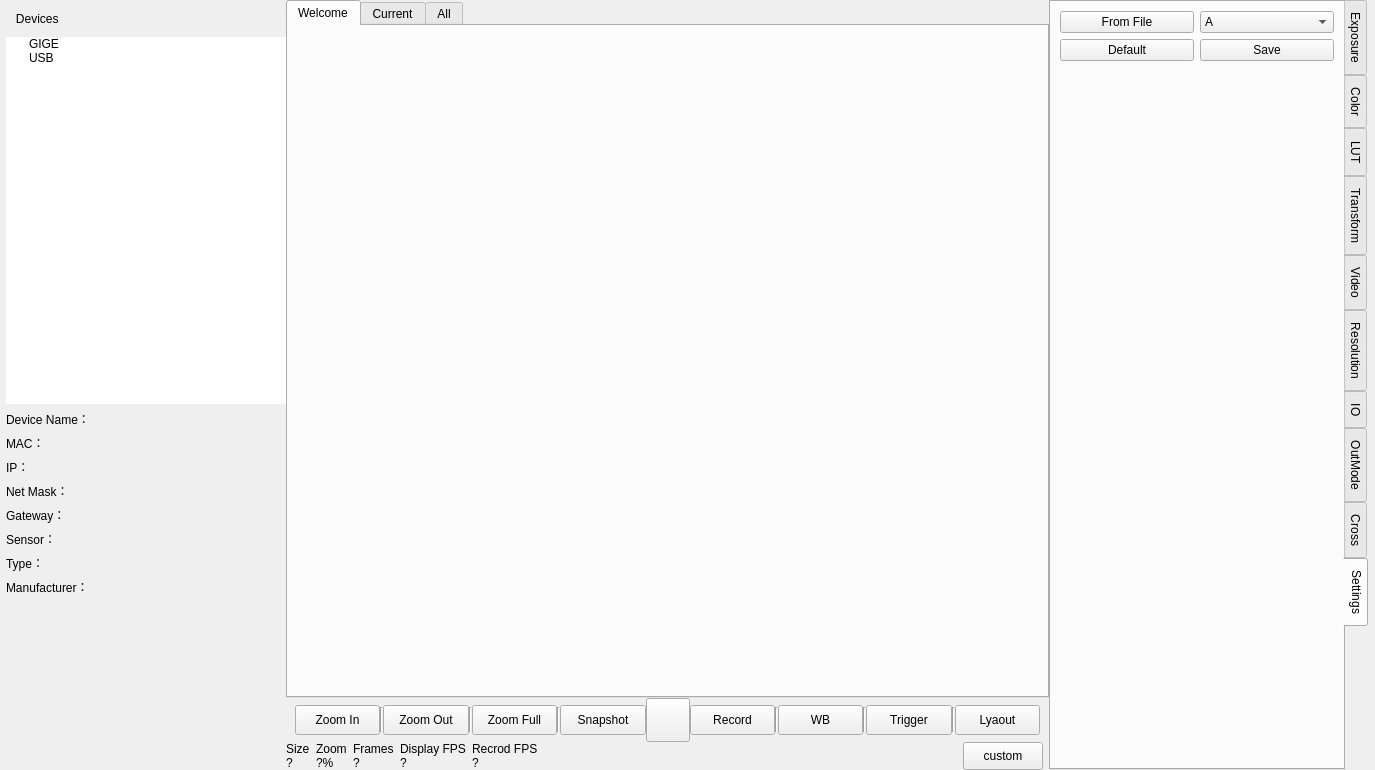
Before: the Qt Designer form mainwindow.ui in sltruman/mind-vision-example, drawn with Qt 5.
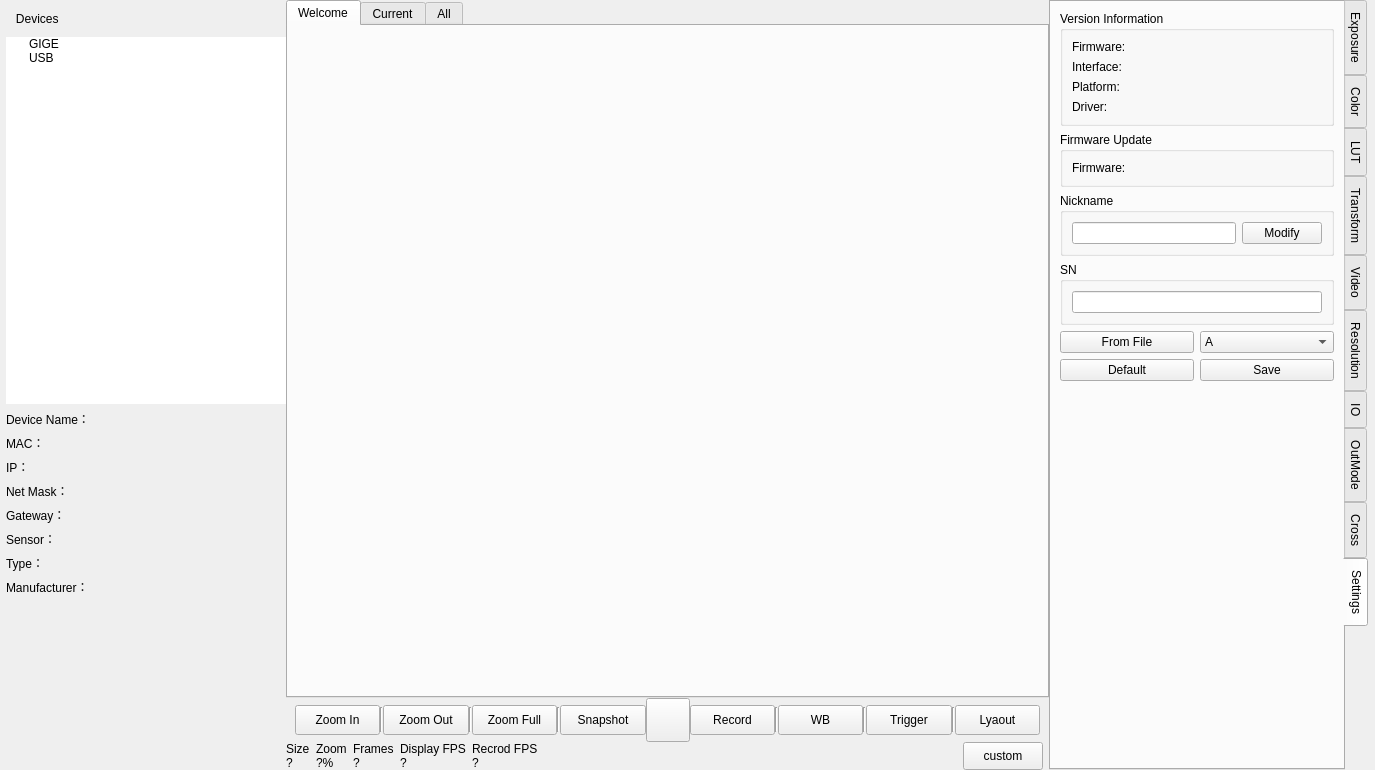
After: the same form once the commit is applied. Icons and pictures are not drawn. Custom widgets are drawn as their Qt base class.

The edit to the form file:
```diff
--- a/mainwindow.ui
+++ b/mainwindow.ui
@@ -3369,6 +3369,153 @@
         <string>Settings</string>
        </attribute>
        <layout class="QVBoxLayout" name="verticalLayout_12">
+        <item>
+         <widget class="QGroupBox" name="groupBox_2">
+          <property name="title">
+           <string>Version Information</string>
+          </property>
+          <layout class="QVBoxLayout" name="verticalLayout_21">
+           <item>
+            <layout class="QHBoxLayout" name="horizontalLayout_30">
+             <item>
+              <widget class="QLabel" name="label_9">
+               <property name="text">
+                <string>Firmware:</string>
+               </property>
+              </widget>
+             </item>
+             <item>
+              <widget class="QLabel" name="label_firmware">
+               <property name="text">
+                <string/>
+               </property>
+              </widget>
+             </item>
+            </layout>
+           </item>
+           <item>
+            <layout class="QHBoxLayout" name="horizontalLayout_31">
+             <item>
+              <widget class="QLabel" name="label_11">
+               <property name="text">
+                <string>Interface:</string>
+               </property>
+              </widget>
+             </item>
+             <item>
+              <widget class="QLabel" name="label_interface">
+               <property name="text">
+                <string/>
+               </property>
+              </widget>
+             </item>
+            </layout>
+           </item>
+           <item>
+            <layout class="QHBoxLayout" name="horizontalLayout_32">
+             <item>
+              <widget class="QLabel" name="label_34">
+               <property name="text">
+                <string>Platform:</string>
+               </property>
+              </widget>
+             </item>
+             <item>
+              <widget class="QLabel" name="label_platform">
+               <property name="text">
+                <string/>
+               </property>
+              </widget>
+             </item>
+            </layout>
+           </item>
+           <item>
+            <layout class="QHBoxLayout" name="horizontalLayout_45">
+             <item>
+              <widget class="QLabel" name="label_36">
+               <property name="text">
+                <string>Driver:</string>
+               </property>
+              </widget>
+             </item>
+             <item>
+              <widget class="QLabel" name="label_driver">
+               <property name="text">
+                <string/>
+               </property>
+              </widget>
+             </item>
+            </layout>
+           </item>
+          </layout>
+         </widget>
+        </item>
+        <item>
+         <widget class="QGroupBox" name="groupBox_4">
+          <property name="title">
+           <string>Firmware Update</string>
+          </property>
+          <layout class="QVBoxLayout" name="verticalLayout_25">
+           <item>
+            <layout class="QHBoxLayout" name="horizontalLayout_46">
+             <item>
+              <widget class="QLabel" name="label_38">
+               <property name="text">
+                <string>Firmware:</string>
+               </property>
+              </widget>
+             </item>
+             <item>
+              <widget class="QLabel" name="label_updatable">
+               <property name="text">
+                <string/>
+               </property>
+              </widget>
+             </item>
+            </layout>
+           </item>
+          </layout>
+         </widget>
+        </item>
+        <item>
+         <widget class="QGroupBox" name="groupBox_5">
+          <property name="title">
+           <string>Nickname</string>
+          </property>
+          <layout class="QVBoxLayout" name="verticalLayout_28">
+           <item>
+            <layout class="QHBoxLayout" name="horizontalLayout_49">
+             <item>
+              <widget class="QLineEdit" name="lineEdit_nickname"/>
+             </item>
+             <item>
+              <widget class="QPushButton" name="pushButton_modifyNickname">
+               <property name="text">
+                <string>Modify</string>
+               </property>
+              </widget>
+             </item>
+            </layout>
+           </item>
+          </layout>
+         </widget>
+        </item>
+        <item>
+         <widget class="QGroupBox" name="groupBox_8">
+          <property name="title">
+           <string>SN</string>
+          </property>
+          <layout class="QVBoxLayout" name="verticalLayout_37">
+           <item>
+            <layout class="QHBoxLayout" name="horizontalLayout_50">
+             <item>
+              <widget class="QLineEdit" name="lineEdit_SN"/>
+             </item>
+            </layout>
+           </item>
+          </layout>
+         </widget>
+        </item>
         <item>
          <layout class="QHBoxLayout" name="horizontalLayout_14">
           <item>
```
Left out of the diff: 4 changed lines with no effect on the pictures.
